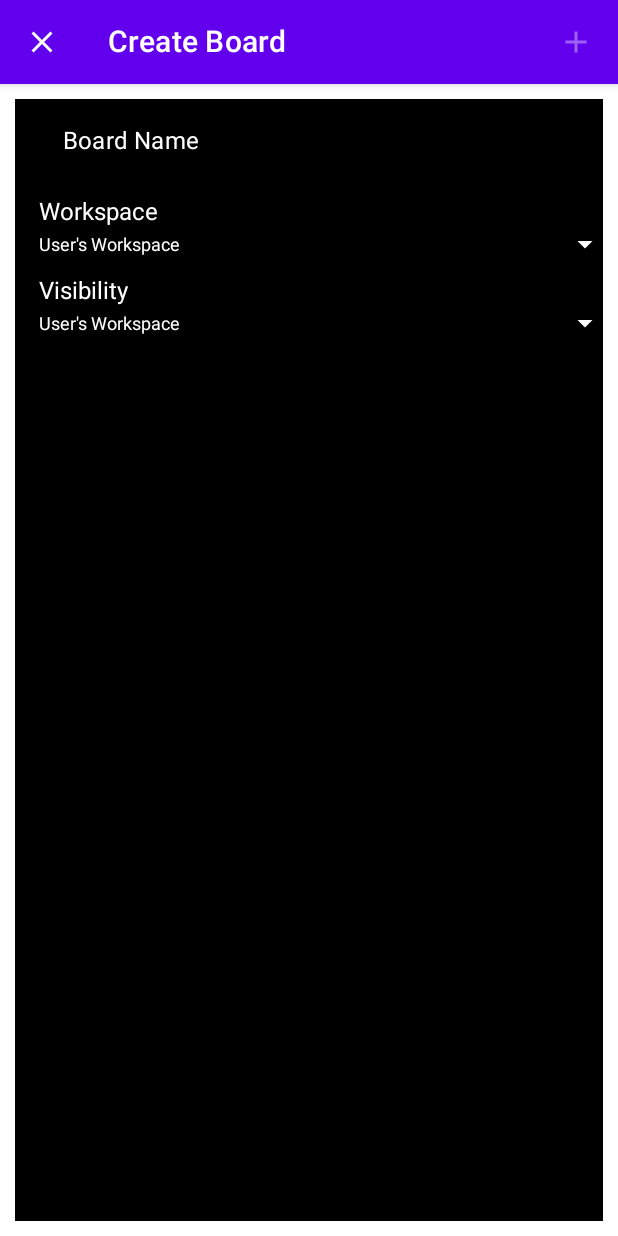
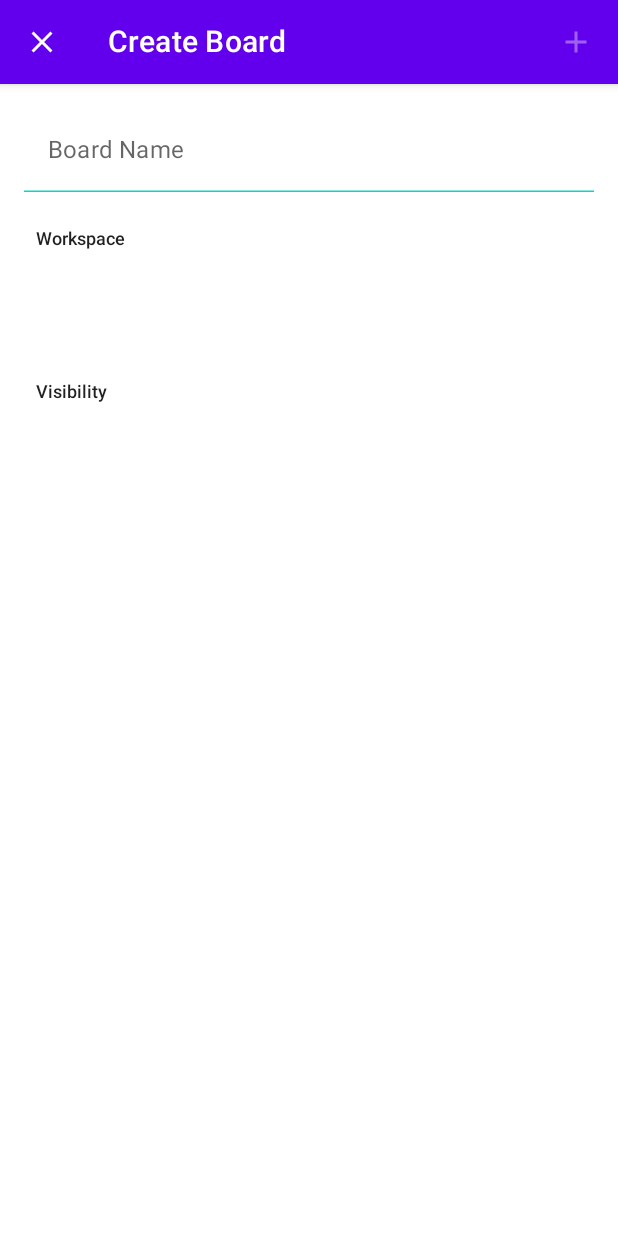
Before and after one commit to pushpalroy/jetTaskBoard, an Android app built with Jetpack Compose: the CreateBoardRoute screen opened through its navigation route, on a phone screen of 412 x 824 dp. Run offline under Robolectric (Android 15) with nearby library versions, the phone set to English and light mode, and no system bars; our stand-ins replace Dagger/Hilt's generated code, Room's generated code, accompanist, window size class; 1 statement that could not run was skipped.

```diff
--- a/feature/taskboard/src/main/java/com/jetapps/jettaskboard/createboard/CreateBoardScreen.kt
+++ b/feature/taskboard/src/main/java/com/jetapps/jettaskboard/createboard/CreateBoardScreen.kt
@@ -1,6 +1,8 @@
 package com.jetapps.jettaskboard.createboard
 
+import androidx.compose.foundation.layout.Column
 import androidx.compose.foundation.layout.fillMaxSize
+import androidx.compose.foundation.layout.padding
 import androidx.compose.material.MaterialTheme
 import androidx.compose.material.Scaffold
 import androidx.compose.material.Surface
@@ -21,6 +23,8 @@ fun CreateBoardRoute(
             onCancelClick = onCancelClick
         )
     }) {
-        CreateBoardForm()
+        Column(modifier = Modifier.padding(it)) {
+            CreateBoardForm()
+        }
     }
 }
--- a/feature/taskboard/src/main/java/com/jetapps/jettaskboard/createboard/components/CreateBoardForm.kt
+++ b/feature/taskboard/src/main/java/com/jetapps/jettaskboard/createboard/components/CreateBoardForm.kt
@@ -2,48 +2,43 @@ package com.jetapps.jettaskboard.createboard.components
 
 import androidx.compose.foundation.background
 import androidx.compose.foundation.layout.Column
-import androidx.compose.foundation.layout.fillMaxHeight
+import androidx.compose.foundation.layout.fillMaxSize
 import androidx.compose.foundation.layout.padding
+import androidx.compose.material.MaterialTheme
 import androidx.compose.runtime.Composable
 import androidx.compose.ui.Modifier
-import androidx.compose.ui.graphics.Color
-import androidx.compose.ui.platform.LocalConfiguration
 import androidx.compose.ui.unit.dp
-
-val workspaceList = mapOf(
-    "My user's workspace" to ""
-)
-
-val visibilityList = mapOf(
-    "Private" to "the board is private. Only people added to the board can view and edit it",
-    "Workspace" to "Anyone to the user;s Workspace can see this board",
-    "Public" to "The board is public. It's visible to anyone with the link and will show up to anyone with google link"
-)
 
 @Composable
 fun CreateBoardForm() {
     Column(
         modifier = Modifier
-            .padding(10.dp)
-            .background(Color.Black)
-            .fillMaxHeight()
+            .padding(16.dp)
+            .background(MaterialTheme.colors.background)
+            .fillMaxSize()
     ) {
-        val screenWidth = LocalConfiguration.current.screenWidthDp.dp
-        CreateFormEditText(hint = "Board Name", width = screenWidth)
-        CreateFormText(text = "Workspace", width = screenWidth)
+        val workspaceList = mapOf(
+            "Praxis" to "Demo Application to learn latest android best practices",
+            "Praxis-Flutter" to "Demo Application to learn latest Flutter best practices",
+            "Trello Clone" to "Trello Clone built using Compose.",
+        )
 
-        CreateformDropDown(
-            text = "User's Workspace",
-            modifier = Modifier.padding(15.dp),
+        val visibilityList = mapOf(
+            "Workspace" to "Anyone to the users Workspace can see this board",
+            "Public" to "The board is public. It's visible to anyone with the link and will show up to anyone with google link",
+            "Private" to "the board is private. Only people added to the board can view and edit it",
+        )
+
+        CreateFormEditText(hint = "Board Name")
+
+        CreateFormDropDown(
+            headingText = "Workspace",
             contentMap = workspaceList,
-            width = screenWidth
         )
-        CreateFormText(text = "Visibility", width = screenWidth)
-        CreateformDropDown(
-            text = "User's Workspace",
-            modifier = Modifier.padding(15.dp),
+
+        CreateFormDropDown(
+            headingText = "Visibility",
             contentMap = visibilityList,
-            width = screenWidth
         )
     }
 }
--- a/feature/taskboard/src/main/java/com/jetapps/jettaskboard/createboard/components/CreateFormEditText.kt
+++ b/feature/taskboard/src/main/java/com/jetapps/jettaskboard/createboard/components/CreateFormEditText.kt
@@ -2,8 +2,10 @@ package com.jetapps.jettaskboard.createboard.components
 
 import androidx.compose.foundation.background
 import androidx.compose.foundation.layout.*
+import androidx.compose.material.MaterialTheme
 import androidx.compose.material.Text
 import androidx.compose.material.TextField
+import androidx.compose.material.TextFieldDefaults
 import androidx.compose.runtime.*
 import androidx.compose.ui.Alignment
 import androidx.compose.ui.Modifier
@@ -14,24 +16,33 @@ import androidx.compose.ui.unit.Dp
 import androidx.compose.ui.unit.dp
 
 @Composable
-fun CreateFormEditText(hint:String, width: Dp) {
+fun CreateFormEditText(
+    hint : String = "Enter Board Name"
+) {
+
     var inputvalue by remember { mutableStateOf(TextFieldValue()) }
+
     Column(
         modifier = Modifier
-            .width(width)
-            .padding(start = 16.dp, end = 16.dp)
-            .background(color = Color.Black),
-        verticalArrangement = Arrangement.Center,
-        horizontalAlignment = Alignment.CenterHorizontally
+            .fillMaxWidth()
+            .background(color = MaterialTheme.colors.background),
     ) {
         TextField(
+            modifier = Modifier
+                .background(Color.Transparent)
+                .fillMaxWidth(),
             value = inputvalue,
-            onValueChange = { inputvalue = it },
-            label = { Text(text = hint, color = Color.White) },
-            modifier = Modifier.fillMaxWidth(),
-            textStyle = TextStyle(color = Color.White),
-            maxLines = 1,
-            singleLine = true
+            onValueChange = {
+                inputvalue = it
+            },
+            placeholder = {
+                Text(text = "Board Name")
+            },
+            colors = TextFieldDefaults.textFieldColors(
+                backgroundColor = Color.Transparent,
+                focusedIndicatorColor = MaterialTheme.colors.secondary,
+                unfocusedIndicatorColor = MaterialTheme.colors.secondary
+            )
         )
     }
 }
--- a/feature/taskboard/src/main/java/com/jetapps/jettaskboard/createboard/components/CreateFormText.kt
+++ /dev/null
@@ -1,23 +0,0 @@
-package com.jetapps.jettaskboard.createboard.components
-
-import androidx.compose.foundation.background
-import androidx.compose.foundation.layout.*
-import androidx.compose.material.Text
-import androidx.compose.runtime.Composable
-import androidx.compose.ui.Modifier
-import androidx.compose.ui.graphics.Color
-import androidx.compose.ui.unit.Dp
-import androidx.compose.ui.unit.dp
-
-@Composable
-fun CreateFormText(text: String, width:Dp) {
-    Column(
-        modifier = Modifier
-            .width(width)
-            .padding(top = 10.dp, start = 16.dp)
-            .background(Color.Black),
-        verticalArrangement = Arrangement.Center,
-    ) {
-        Text(text = text, color = Color.White)
-    }
-}
--- a/feature/taskboard/src/main/java/com/jetapps/jettaskboard/createboard/components/CreateformDropDown.kt
+++ b/feature/taskboard/src/main/java/com/jetapps/jettaskboard/createboard/components/CreateformDropDown.kt
@@ -1,16 +1,18 @@
 package com.jetapps.jettaskboard.createboard.components
 
-import androidx.compose.animation.core.animateFloatAsState
-import androidx.compose.animation.core.tween
 import androidx.compose.foundation.background
 import androidx.compose.foundation.clickable
 import androidx.compose.foundation.layout.*
+import androidx.compose.material.Divider
 import androidx.compose.material.DropdownMenu
 import androidx.compose.material.DropdownMenuItem
 import androidx.compose.material.Icon
+import androidx.compose.material.MaterialTheme
 import androidx.compose.material.Text
 import androidx.compose.material.icons.Icons
 import androidx.compose.material.icons.filled.ArrowDropDown
+import androidx.compose.material.icons.filled.KeyboardArrowDown
+import androidx.compose.material.icons.filled.KeyboardArrowUp
 import androidx.compose.runtime.*
 import androidx.compose.ui.Alignment
 import androidx.compose.ui.Modifier
@@ -18,86 +20,137 @@ import androidx.compose.ui.draw.scale
 import androidx.compose.ui.geometry.Size
 import androidx.compose.ui.graphics.Color
 import androidx.compose.ui.layout.onGloballyPositioned
-import androidx.compose.ui.platform.LocalConfiguration
 import androidx.compose.ui.platform.LocalDensity
+import androidx.compose.ui.text.font.FontWeight
 import androidx.compose.ui.unit.Dp
 import androidx.compose.ui.unit.dp
 import androidx.compose.ui.unit.sp
 import androidx.compose.ui.unit.toSize
 
 @Composable
-fun CreateformDropDown(
-    text: String,
-    modifier: Modifier,
+fun CreateFormDropDown(
+    headingText: String,
+    modifier: Modifier = Modifier,
     contentMap: Map<String, String>,
     initiallyOpened: Boolean = false,
-    width: Dp
 ) {
-    var isOpen by remember {
-        mutableStateOf(initiallyOpened)
+    var isOpen by remember { mutableStateOf(initiallyOpened) }
+
+    var dropDownWidth by remember { mutableStateOf(Size.Zero) }
+
+    var selectMenuItem by remember {
+        mutableStateOf("")
     }
-    var dropdownWidth by remember {
-        mutableStateOf(Size.Zero)
+
+    var selectedMenuItemHeading by remember {
+        mutableStateOf(
+            ""
+        )
     }
-    Box(modifier = Modifier.width(width), contentAlignment = Alignment.Center) {
+
+    Column(
+        modifier = Modifier
+            .fillMaxWidth()
+            .padding(top = 16.dp, bottom = 16.dp),
+        horizontalAlignment = Alignment.Start
+    ) {
+        Text(
+            modifier = modifier
+                .padding(8.dp),
+            text = headingText,
+            fontWeight = FontWeight.SemiBold,
+            fontSize = 12.sp
+        )
+
         Row(
             horizontalArrangement = Arrangement.SpaceBetween,
             verticalAlignment = Alignment.CenterVertically,
             modifier = Modifier
+                .padding(8.dp)
                 .fillMaxWidth()
-                .background(Color.Black)
-                .onGloballyPositioned {
-                    dropdownWidth = it.size.toSize()
-                }
-                .clickable {
-                    isOpen = !isOpen
+                .background(Color.Transparent)
+                .clickable { isOpen = !isOpen }
+                .onGloballyPositioned { coordinates ->
+                    dropDownWidth = coordinates.size.toSize()
                 }
         ) {
-
             Text(
-                text = text,
+                text = selectedMenuItemHeading.ifEmpty { "Select from dropdown.. " },
                 color = Color.White,
-                fontSize = 12.sp,
-                modifier = Modifier.padding(start = 16.dp)
+                fontSize = 18.sp,
+                modifier = Modifier
             )
             Icon(
-                imageVector = Icons.Default.ArrowDropDown,
+                imageVector = if (isOpen)
+                    Icons.Default.KeyboardArrowDown
+                else
+                    Icons.Default.KeyboardArrowUp,
                 contentDescription = "Open or close the drop down",
                 tint = Color.White,
                 modifier = Modifier
-                    .scale(1f, if (isOpen) -1f else 1f)
             )
         }
 
-        DropdownMenu(expanded = isOpen,
+        DropdownMenu(
+            expanded = isOpen,
             onDismissRequest = { isOpen = false },
             modifier = Modifier
-                .background(color = Color.Black)
                 .width(
                     with(LocalDensity.current) {
-                        dropdownWidth.width.toDp()
+                        dropDownWidth.width.toDp()
                     }
                 )
-                .padding(horizontal = 16.dp)
+                .padding(horizontal = 8.dp)
         ) {
             contentMap.forEach { (itemKey, itemValue) ->
                 DropdownMenuItem(
-                    onClick = { /*TODO*/ },
+                    onClick = {
+                        isOpen = !isOpen
+                        selectMenuItem = itemValue
+                        selectedMenuItemHeading = itemKey
+                    },
                     modifier = Modifier
-                        .background(color = Color.Cyan)
-                        .padding(20.dp)
+                        .background(color = MaterialTheme.colors.background)
                 ) {
-                    Column(modifier = Modifier.padding(30.dp)) {
-                        Text(text = itemKey, color = Color.White)
+                    Column(
+                        modifier = Modifier
+                            .padding(8.dp),
+                        horizontalAlignment = Alignment.Start
+                    ) {
+                        Text(
+                            modifier = modifier
+                                .padding(all = 4.dp),
+                            text = itemKey,
+                            fontWeight = FontWeight.Bold,
+                            fontSize = 14.sp
+                        )
                         if (contentMap.values.isNotEmpty()) {
                             Text(
+                                modifier = modifier
+                                    .padding(all = 4.dp),
                                 text = itemValue,
-                                color = Color.White
+                                fontWeight = FontWeight.Medium,
+                                fontSize = 12.sp
                             )
                         }
+
+                        Divider()
                     }
                 }
             }
         }
+
+        selectMenuItem.let { selectedItem ->
+            if (selectedItem.isNotEmpty()){
+
+                Spacer(modifier = Modifier.height(8.dp))
+
+                Text(
+                    text = selectMenuItem.ifEmpty { " " },
+                    fontSize = 12.sp,
+                    modifier = Modifier.padding(8.dp)
+                )
+            }
+        }
     }
 }
```
